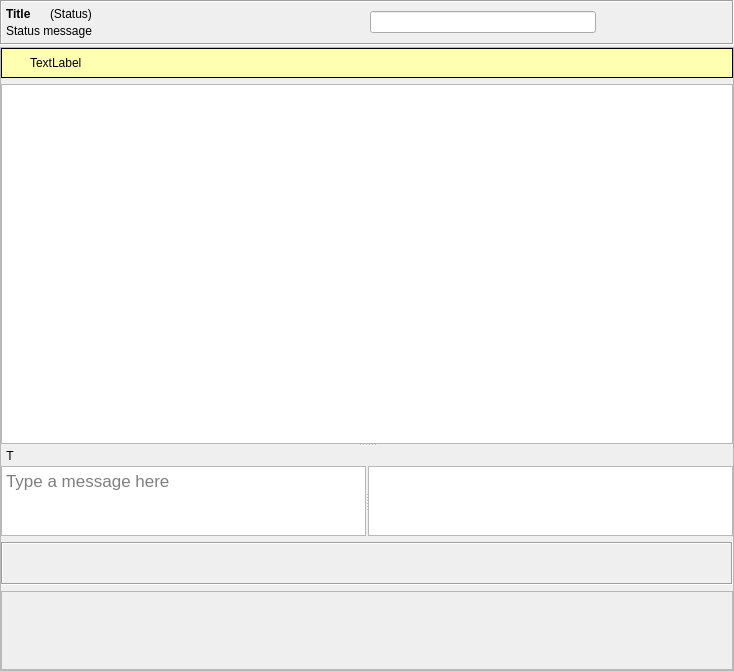
First picture: the form in retroshare-gui/src/gui/chat/ChatWidget.ui, repository unseenp2pdev/RetroShare, before the edit.
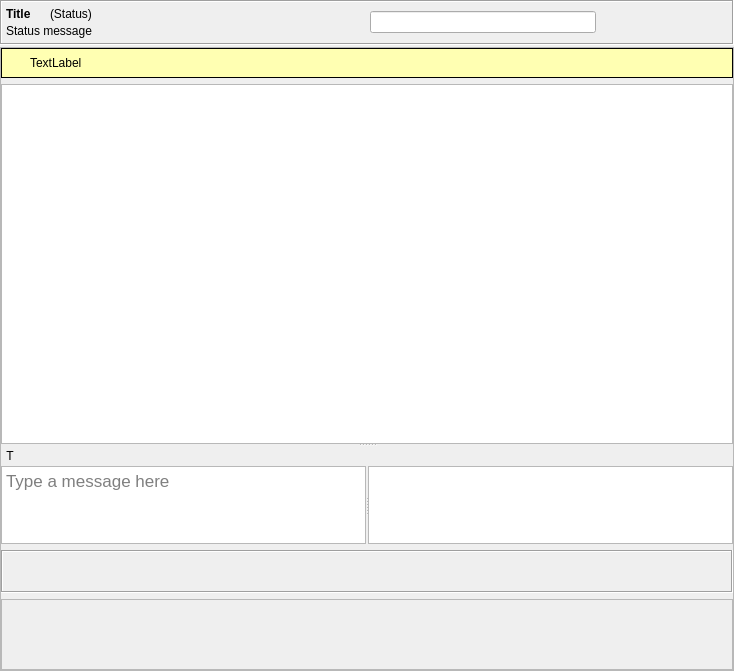
Second picture: the form after the edit. Icons and pictures are not drawn. Custom widgets are drawn as their Qt base class.

The edit to the form file:
```diff
--- a/retroshare-gui/src/gui/chat/ChatWidget.ui
+++ b/retroshare-gui/src/gui/chat/ChatWidget.ui
@@ -569,6 +569,12 @@
         </item>
         <item>
          <widget class="HashBox" name="hashBox">
+          <property name="maximumSize">
+           <size>
+            <width>16777215</width>
+            <height>71</height>
+           </size>
+          </property>
           <property name="font">
            <font>
             <pointsize>13</pointsize>
```
Left out of the diff: 27 changed lines with no effect on the pictures.
